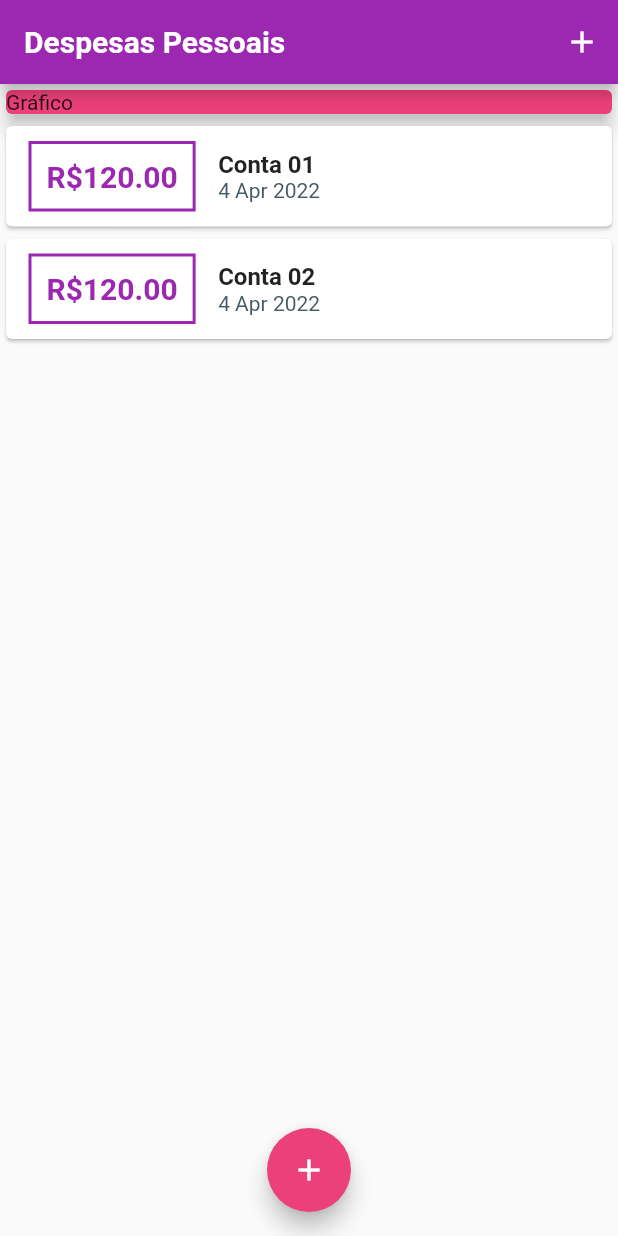
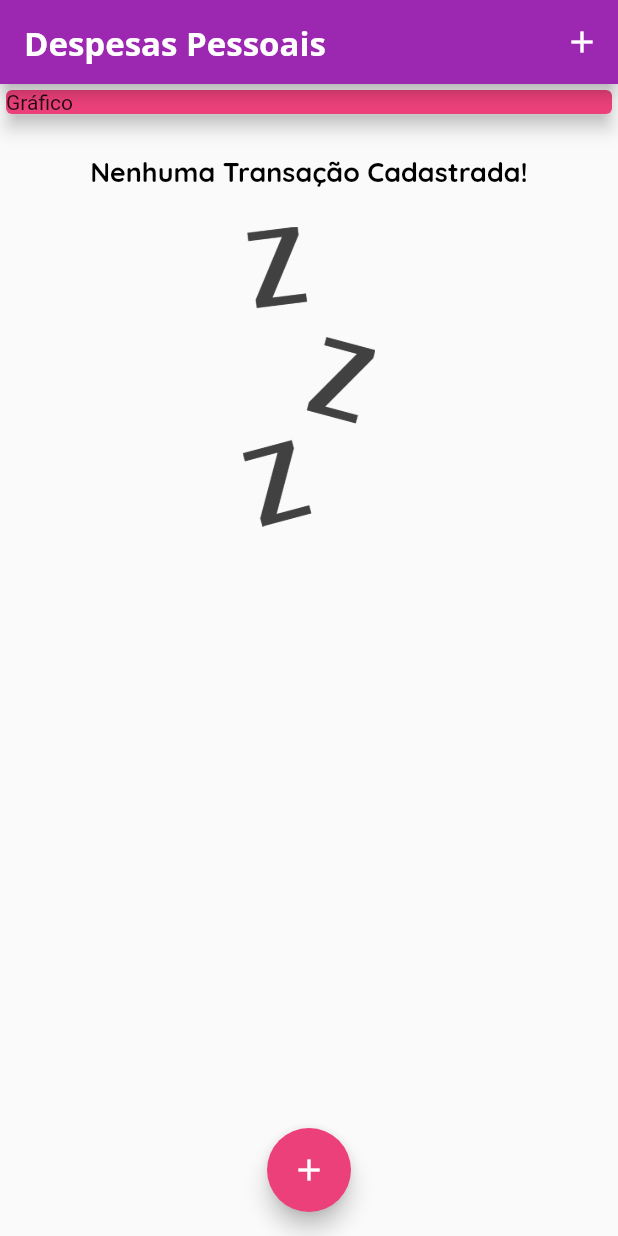
Before and after one commit to MargaridaGomes20/projeto-gddpi, a Flutter app: the screen it shows after launch, on a phone screen of 412 x 824 dp. Run offline on Flutter 3.47's test engine with Material 2 defaults, Android fonts, the phone set to English and light mode, and no system bars.

Commit message:
atualizando projeto

```diff
--- a/despesaspessoais/lib/components/transaction_list.dart
+++ b/despesaspessoais/lib/components/transaction_list.dart
@@ -10,7 +10,29 @@ class TransactionList extends StatelessWidget {
   Widget build(BuildContext context) {
     return Container(
       height: 300,
-      child: ListView.builder(
+      child: transactions.isEmpty
+          ? Column(
+              children: <Widget>[
+                SizedBox(
+                  height: 23,
+                ),
+                Text(
+                  'Nenhuma Transação Cadastrada!',
+                  style: Theme.of(context).textTheme.headline6,
+                ),
+                SizedBox(
+                  height: 25,
+                ),
+                Container(
+                  height: 200,
+                  child: Image.asset(
+                    'assets/images/waiting.png',
+                    fit: BoxFit.cover,
+                  ),
+                ),
+              ],
+            )
+          : ListView.builder(
               itemCount: transactions.length,
               itemBuilder: (ctx, index) {
                 final tr = transactions[index];
@@ -18,7 +40,8 @@ class TransactionList extends StatelessWidget {
                   child: Row(
                     children: <Widget>[
                       Container(
-                  margin: EdgeInsets.symmetric(horizontal: 15, vertical: 10),
+                        margin:
+                            EdgeInsets.symmetric(horizontal: 15, vertical: 10),
                         decoration: BoxDecoration(
                             border: Border.all(
                           color: Theme.of(context).colorScheme.primary,
@@ -30,6 +53,7 @@ class TransactionList extends StatelessWidget {
                           style: TextStyle(
                             fontWeight: FontWeight.bold,
                             fontSize: 20,
+                            fontFamily: 'Quicksand',
                             color: Theme.of(context).colorScheme.primary,
                           ),
                         ),
@@ -40,8 +64,9 @@ class TransactionList extends StatelessWidget {
                           Text(
                             tr.title,
                             style: TextStyle(
-                        fontSize: 16,
+                              fontSize: 20,
                               fontWeight: FontWeight.bold,
+                              fontFamily: 'Quicksand',
                             ),
                           ),
                           Text(
--- a/despesaspessoais/lib/main.dart
+++ b/despesaspessoais/lib/main.dart
@@ -23,7 +23,7 @@ class ExpensesApp extends StatelessWidget {
         ),
         textTheme: tema.textTheme.copyWith(
           headline6: TextStyle(
-            fontFamily: 'OpenSans',
+            fontFamily: 'Quicksand',
             fontSize: 18,
             fontWeight: FontWeight.bold,
             color: Colors.black,
@@ -32,7 +32,7 @@ class ExpensesApp extends StatelessWidget {
         appBarTheme: AppBarTheme(
           titleTextStyle: TextStyle(
             fontFamily: 'OpenSans',
-            fontSize: 20,
+            fontSize: 22,
             fontWeight: FontWeight.bold,
           ),
         ),
@@ -47,20 +47,7 @@ class MyHomePage extends StatefulWidget {
 }
 
 class _MyHomePageState extends State<MyHomePage> {
-  final _transaction = [
-    Transaction(
-      id: 't1',
-      title: 'Conta 01',
-      value: 120.0,
-      date: DateTime.now(),
-    ),
-    Transaction(
-      id: 't2',
-      title: 'Conta 02',
-      value: 120.0,
-      date: DateTime.now(),
-    ),
-  ];
+  final List<Transaction> _transaction = [];
 
   _addTransaction(String title, double value) {
     final newTransaction = Transaction(
```
Also changed, not shown: despesaspessoais/pubspec.yaml (+13 -9 lines), despesaspessoais/assets/fontes/OpenSans-Bold.ttf (added), despesaspessoais/assets/fontes/OpenSans-Regular.ttf (added), despesaspessoais/assets/fontes/Quicksand-Bold.ttf (added), despesaspessoais/assets/fontes/Quicksand-Light.ttf (added), despesaspessoais/assets/fontes/Quicksand-Medium.ttf (added), despesaspessoais/assets/fontes/Quicksand-Regular.ttf (added), despesaspessoais/assets/images/waiting.png (added). Lines whose indentation alone changed are shown as unchanged.
